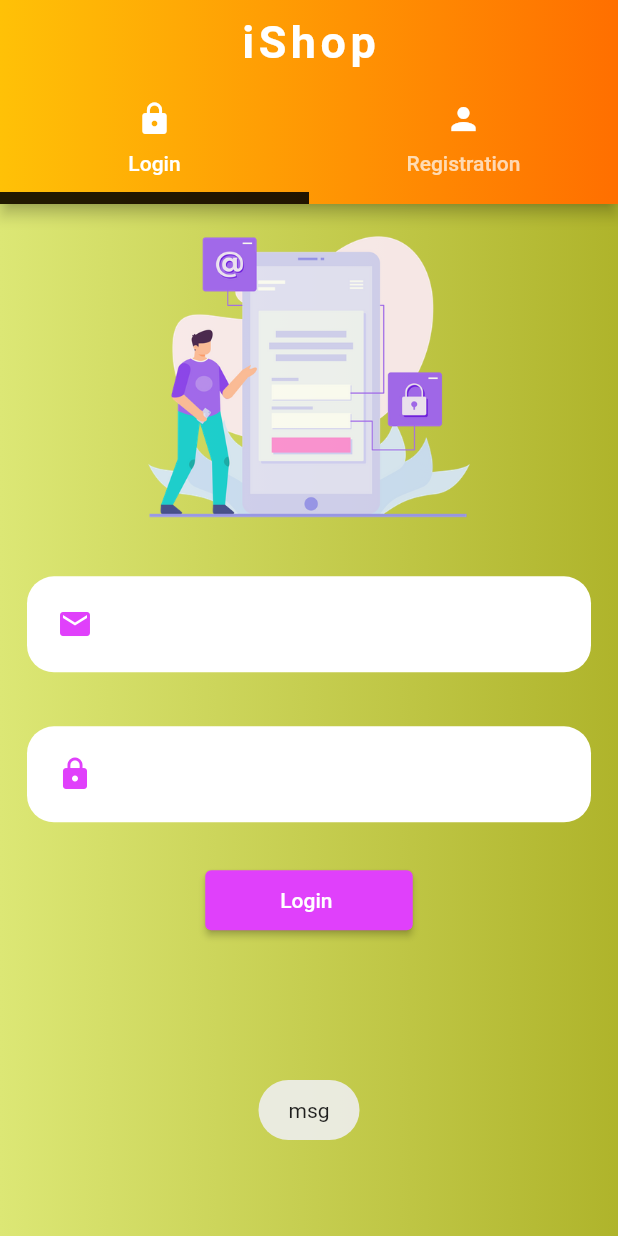
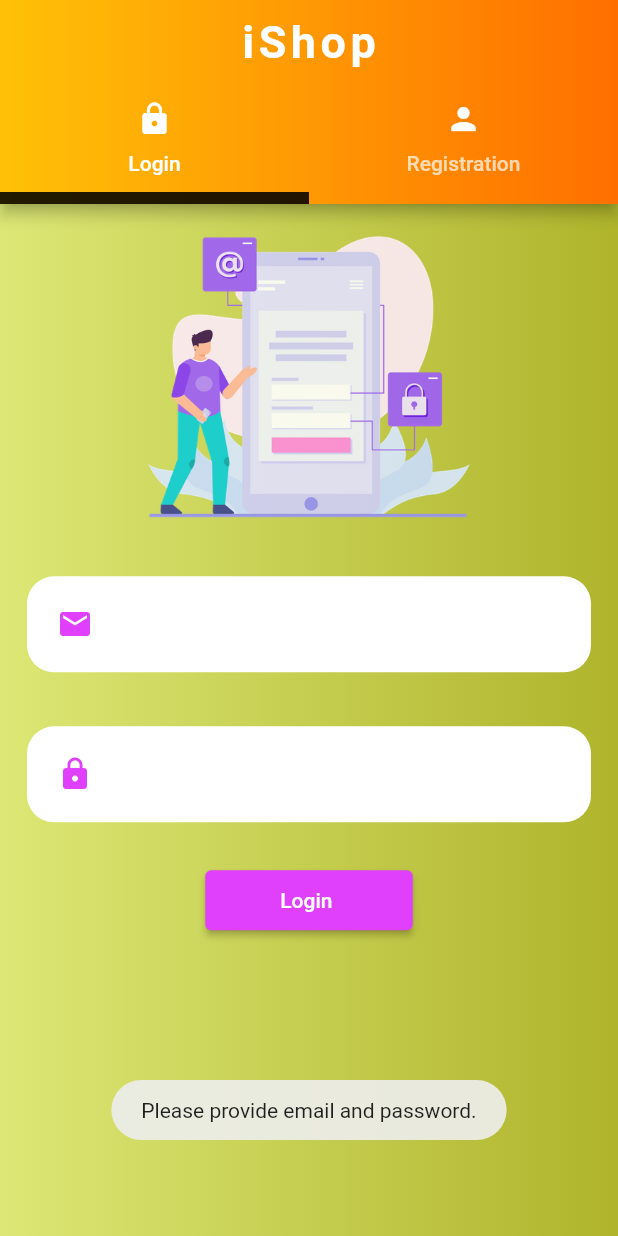
Before and after one commit to Devsaci/amazonclone_user_app, a Flutter app: the screen it shows after launch, after a tap on "Login", on a phone screen of 412 x 824 dp. Run offline on Flutter 3.47's test engine with Material 2 defaults, Android fonts, the phone set to English and light mode, and no system bars; our stand-ins replace cloud_firestore, firebase_auth, firebase_core, firebase_storage, fluttertoast, image_picker and 1 more; accounts and stored records are empty.

Commit message:
"Please provide email and password."

```diff
--- a/lib/authScreens/login_tab_page.dart
+++ b/lib/authScreens/login_tab_page.dart
@@ -22,7 +22,7 @@ class _LoginTabPageState extends State<LoginTabPage> {
         passwordTextEditingController.text.isNotEmpty) {
       //allow user to login
     } else {
-      Fluttertoast.showToast(msg: "msg");
+      Fluttertoast.showToast(msg: "Please provide email and password.");
     }
   }
 
```
